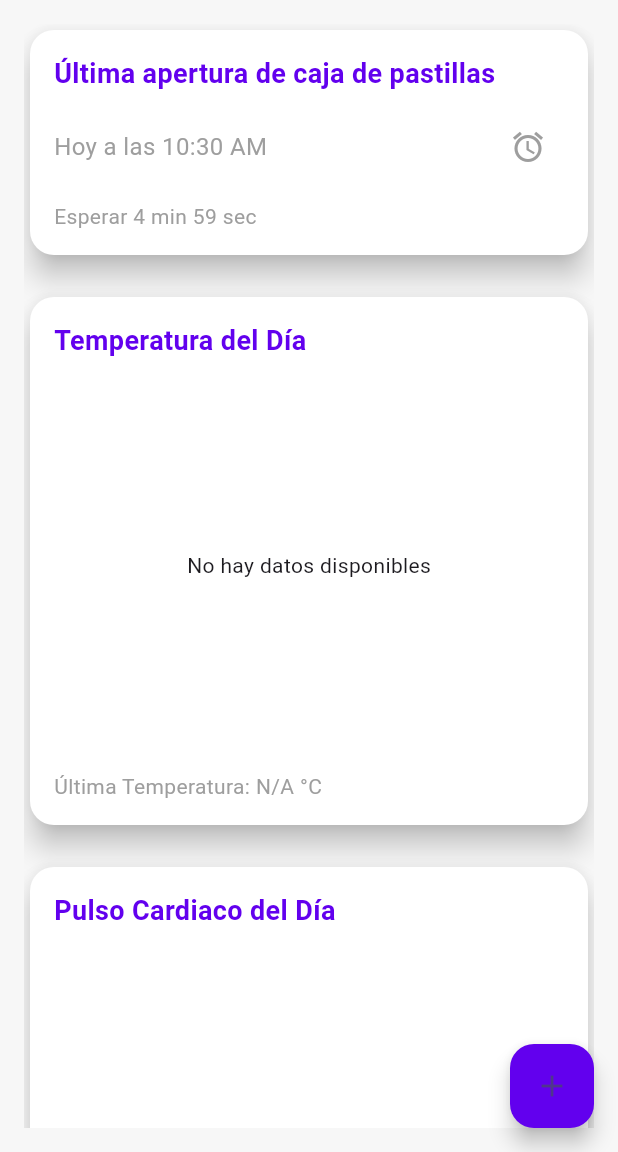
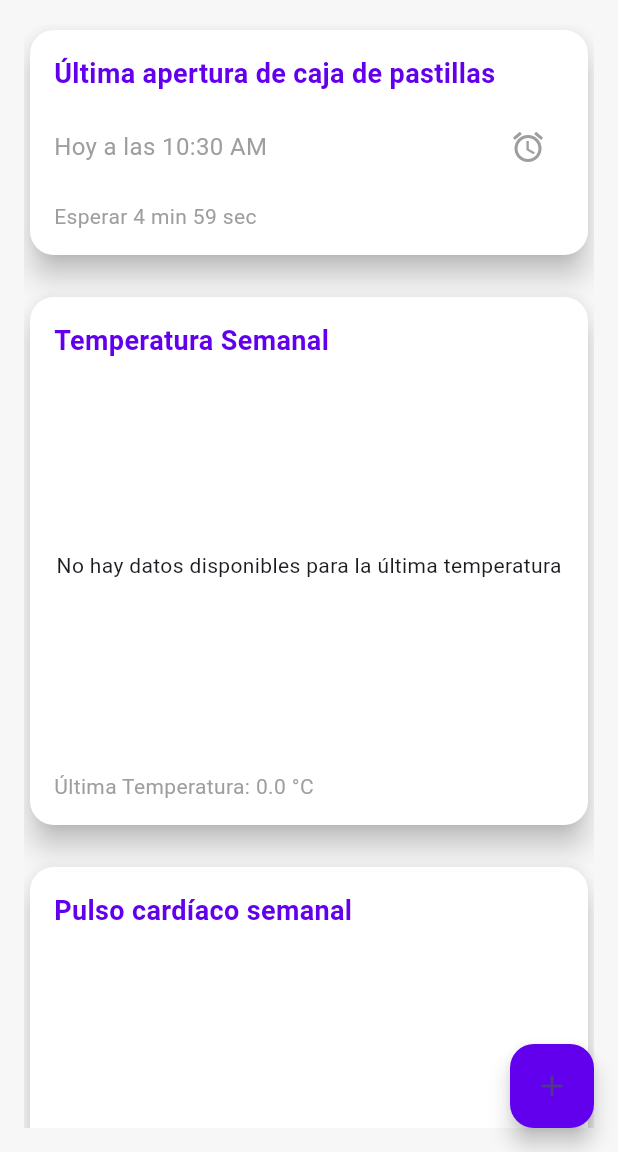
Before and after one commit to JosseJuventino/app_artefactos, a Flutter app: the screen it shows after launch, after a tap on the "alarm" icon, on a phone screen of 412 x 824 dp, the part 84-1236 px from its top. Run offline on Flutter 3.47's test engine with Material 3 defaults, Android fonts, the phone set to English and light mode, and no system bars; our stand-ins replace firebase_core, firebase_database, fl_chart; accounts and stored records are empty.

Commit message:
feat: Add changes to firebase

```diff
--- a/lib/main.dart
+++ b/lib/main.dart
@@ -16,6 +16,7 @@ class MyApp extends StatelessWidget {
   @override
   Widget build(BuildContext context) {
     return MaterialApp(
+      debugShowCheckedModeBanner: false,
       title: 'Health Stats',
       theme: ThemeData(
         brightness: Brightness.light,
--- a/lib/widgets/heart_rate_card.dart
+++ b/lib/widgets/heart_rate_card.dart
@@ -1,6 +1,6 @@
 import 'package:flutter/material.dart';
 import 'package:fl_chart/fl_chart.dart';
-import 'package:cloud_firestore/cloud_firestore.dart';
+import 'package:firebase_database/firebase_database.dart';
 
 class HeartRateCard extends StatefulWidget {
   @override
@@ -11,6 +11,7 @@ class _HeartRateCardState extends State<HeartRateCard> {
   List<FlSpot> heartRateData = [];
   bool isLoading = true;
   String errorMessage = '';
+  double latestHeartRate = 0.0; // Variable para almacenar el último pulso
 
   // Lista de días de la semana
   final List<String> daysOfWeek = [
@@ -27,85 +28,79 @@ class _HeartRateCardState extends State<HeartRateCard> {
   void initState() {
     super.initState();
 
-    // Luego cargamos los datos de Firestore
+    // Cargar los datos de Firebase Realtime Database
     _loadHeartRateData();
+    _loadLatestHeartRate(); // Cargar el último pulso
   }
 
-  // Cargar los datos de pulso cardíaco desde Firestore
-  Future<void> _loadHeartRateData() async {
-    try {
-      // Acceder a la colección weeklyStats
-      var snapshot =
-          await FirebaseFirestore.instance.collection('weeklyStats').get();
+  // Cargar los datos de pulso cardíaco desde Firebase Realtime Database (para el gráfico)
+  void _loadHeartRateData() {
+    final dbRef = FirebaseDatabase.instance.ref('weeklyStats');
 
-      // Verificamos si la colección tiene documentos
-      if (snapshot.docs.isEmpty) {
+    // Escuchar cambios en la base de datos en tiempo real
+    dbRef.onValue.listen((event) {
+      final data = event.snapshot.value as Map?;
+
+      if (data == null) {
         setState(() {
-          errorMessage = "No hay datos de la semana en 'weeklyStats'.";
+          errorMessage = "No hay datos disponibles";
           isLoading = false;
         });
-        print("No hay datos en 'weeklyStats'");
         return;
       }
 
-      // Lista para almacenar las frecuencias cardíacas de cada día
       List<FlSpot> spots = [];
 
-      // Iterar sobre los días de la semana en el orden correcto
+      // Iterar sobre los días de la semana y obtener las frecuencias cardíacas
       for (String day in daysOfWeek) {
-        bool dayFound = false;
+        var dayData = data[day];
+        if (dayData != null) {
+          // Obtener el valor de "heart" del día
+          var heartRate = dayData['heart'];
 
-        // Buscar el documento correspondiente al día
-        for (var doc in snapshot.docs) {
-          if (doc.id == day) {
-            // Obtener las lecturas de frecuencia cardíaca para ese día desde el arreglo 'heartRate'
-            var heartRateList = doc['heartRate'] as List<dynamic>;
+          if (heartRate != null) {
+            // Convertir el valor de heart a double
+            double heart = double.tryParse(heartRate.toString()) ?? 0.0;
 
-            if (heartRateList.isEmpty) {
-              print('No hay datos de pulso para $day');
-            } else {
-              // Obtener la última lectura de pulso para ese día
-              var lastHeartRate = heartRateList.last;
-              double heartRate = lastHeartRate['value'].toDouble();
-
-              print('Último pulso para $day: $heartRate BPM');
-
-              // Agregar el dato al gráfico
-              int dayIndex = _getDayIndex(
-                  day); // Convertir el nombre del día en un índice (0-6)
-              spots.add(FlSpot(dayIndex.toDouble(), heartRate));
-            }
-
-            dayFound = true;
-            break; // Si encontramos el documento, salimos del ciclo
+            // Mapear el día a un índice para el gráfico
+            int dayIndex = _getDayIndex(
+                day); // Convertir el nombre del día en un índice (0-6)
+            spots.add(FlSpot(dayIndex.toDouble(), heart));
           }
-        }
-
-        // Si no encontramos el documento para ese día, lo ignoramos
-        if (!dayFound) {
-          print('No se encontró el documento para $day');
         }
       }
 
-      // Si encontramos datos, actualizamos el estado
       setState(() {
         heartRateData = spots;
-        isLoading = false; // Los datos se cargaron
+        isLoading = false;
       });
+    });
+  }
 
-      if (heartRateData.isEmpty) {
+  // Cargar el último valor de pulso desde 'latestData'
+  void _loadLatestHeartRate() {
+    final dbRef = FirebaseDatabase.instance.ref('latestData');
+
+    // Escuchar cambios en la base de datos en tiempo real
+    dbRef.onValue.listen((event) {
+      final data = event.snapshot.value as Map?;
+
+      if (data == null) {
         setState(() {
-          errorMessage = "No se encontraron lecturas de pulso.";
-          isLoading = false;
+          errorMessage = "No hay datos disponibles para el último pulso";
+        });
+        return;
+      }
+
+      // Obtener el último valor de pulso de 'latestData'
+      var heartRate = data['heart'];
+
+      if (heartRate != null) {
+        setState(() {
+          latestHeartRate = double.tryParse(heartRate.toString()) ?? 0.0;
         });
       }
-    } catch (e) {
-      setState(() {
-        errorMessage = "Error al cargar los datos: $e";
-        isLoading = false;
-      });
-      print("Error al cargar los datos de pulso: $e");
-    }
+    });
   }
 
   // Función para mapear el nombre del día al índice (0-6)
@@ -127,7 +122,7 @@ class _HeartRateCardState extends State<HeartRateCard> {
           crossAxisAlignment: CrossAxisAlignment.start,
           children: [
             Text(
-              "Pulso Cardiaco del Día",
+              "Pulso cardíaco semanal", // Título del card
               style: TextStyle(
                 fontSize: 18,
                 fontWeight: FontWeight.bold,
@@ -139,12 +134,10 @@ class _HeartRateCardState extends State<HeartRateCard> {
               height: 250,
               child: isLoading
                   ? Center(
-                      child:
-                          CircularProgressIndicator()) // Mostrar indicador de carga
+                      child: CircularProgressIndicator()) // Indicador de carga
                   : heartRateData.isEmpty
                       ? Center(
-                          child: Text(
-                              errorMessage)) // Si no hay datos, mostrar el error
+                          child: Text(errorMessage)) // Error si no hay datos
                       : LineChart(
                           LineChartData(
                             minY: 60,
@@ -226,7 +219,7 @@ class _HeartRateCardState extends State<HeartRateCard> {
             ),
             SizedBox(height: 12),
             Text(
-              "Último Pulso: ${heartRateData.isNotEmpty ? heartRateData.last.y.toStringAsFixed(1) : 'N/A'} BPM",
+              "Último Pulso: ${latestHeartRate.toStringAsFixed(1)} BPM", // Mostrar el último pulso
               style: TextStyle(color: Colors.grey, fontSize: 14),
             ),
           ],
--- a/lib/widgets/temperature_card.dart
+++ b/lib/widgets/temperature_card.dart
@@ -11,6 +11,8 @@ class _TemperatureCardState extends State<TemperatureCard> {
   List<FlSpot> temperatureData = [];
   bool isLoading = true;
   String errorMessage = '';
+  double latestTemperature =
+      0.0; // Variable para almacenar la última temperatura
 
   // Lista de días de la semana
   final List<String> daysOfWeek = [
@@ -27,9 +29,10 @@ class _TemperatureCardState extends State<TemperatureCard> {
   void initState() {
     super.initState();
     _loadTemperatureData();
+    _loadLatestTemperature(); // Cargar la última temperatura
   }
 
-  // Cargar los datos de temperatura desde Realtime Database
+  // Cargar los datos de temperatura desde Realtime Database (para el gráfico)
   void _loadTemperatureData() {
     final dbRef = FirebaseDatabase.instance.ref('weeklyStats');
 
@@ -73,6 +76,32 @@ class _TemperatureCardState extends State<TemperatureCard> {
     });
   }
 
+  // Cargar la última temperatura desde 'latestData'
+  void _loadLatestTemperature() {
+    final dbRef = FirebaseDatabase.instance.ref('latestData');
+
+    // Escuchar cambios en la base de datos en tiempo real
+    dbRef.onValue.listen((event) {
+      final data = event.snapshot.value as Map?;
+
+      if (data == null) {
+        setState(() {
+          errorMessage = "No hay datos disponibles para la última temperatura";
+        });
+        return;
+      }
+
+      // Obtener la última temperatura de 'latestData'
+      var temperature = data['temperature'];
+
+      if (temperature != null) {
+        setState(() {
+          latestTemperature = double.tryParse(temperature.toString()) ?? 0.0;
+        });
+      }
+    });
+  }
+
   // Función para mapear el nombre del día al índice (0-6)
   int _getDayIndex(String day) {
     return daysOfWeek.indexOf(day);
@@ -92,7 +121,7 @@ class _TemperatureCardState extends State<TemperatureCard> {
           crossAxisAlignment: CrossAxisAlignment.start,
           children: [
             Text(
-              "Temperatura del Día",
+              "Temperatura Semanal",
               style: TextStyle(
                 fontSize: 18,
                 fontWeight: FontWeight.bold,
@@ -190,7 +219,7 @@ class _TemperatureCardState extends State<TemperatureCard> {
             ),
             SizedBox(height: 12),
             Text(
-              "Última Temperatura: ${temperatureData.isNotEmpty ? temperatureData.last.y.toStringAsFixed(1) : 'N/A'} °C",
+              "Última Temperatura: ${latestTemperature.toStringAsFixed(1)} °C", // Mostrar la última temperatura
               style: TextStyle(color: Colors.grey, fontSize: 14),
             ),
           ],
```
